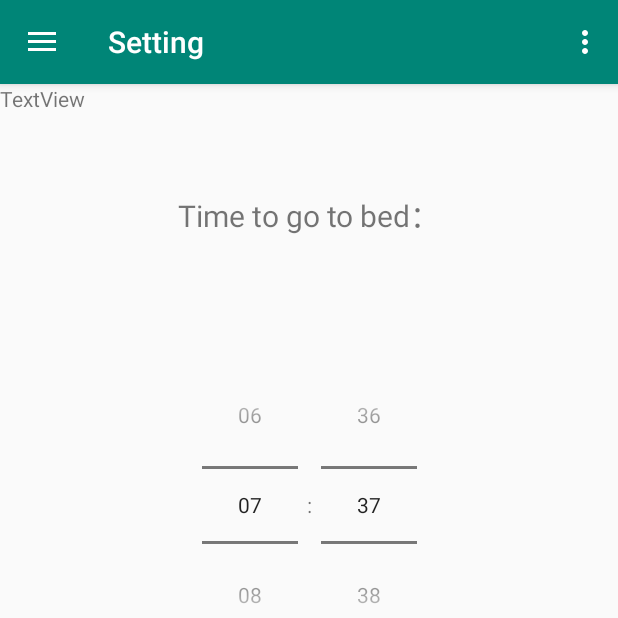
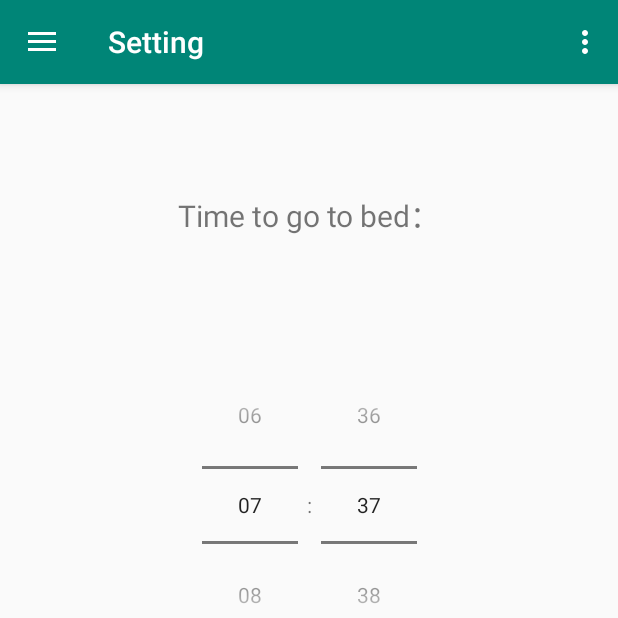
Before and after one commit to damonchen6886/Sleep-Forest, an Android app: the screen it shows after launch (MainActivity), in the side drawer, after a tap on "Setting", on a phone screen of 412 x 824 dp, the top half of it. Run offline under Robolectric (Android 15) with nearby library versions, the phone set to English and light mode, and no system bars; our stand-ins replace Room's generated code, navigation-ui.

Commit message:
timeset cleanup

```diff
--- a/app/src/main/res/layout/fragment_tools.xml
+++ b/app/src/main/res/layout/fragment_tools.xml
@@ -45,10 +45,4 @@
         app:layout_constraintStart_toStartOf="parent"
         app:layout_constraintTop_toBottomOf="@+id/timePicker1" />
 
-    <TextView
-        android:id="@+id/textView1"
-        android:layout_width="wrap_content"
-        android:layout_height="wrap_content"
-        android:text="TextView" />
-
 </androidx.constraintlayout.widget.ConstraintLayout>
```
Also changed, not shown: app/src/main/java/com/example/sleepforest/ui/tools/ToolsFragment.java (+9 -14 lines).
